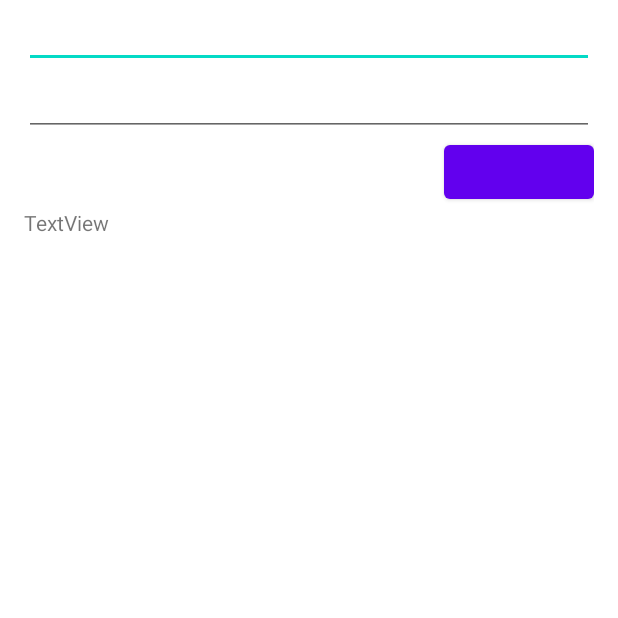
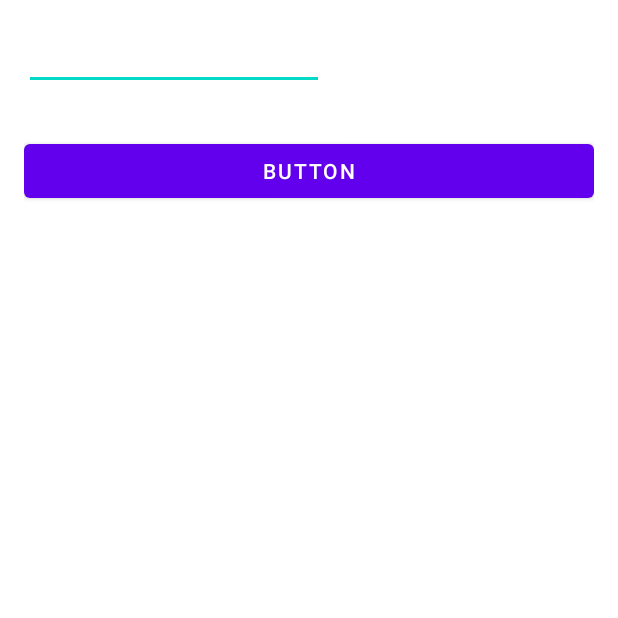
Before and after one commit to FranzGuanaco/Wheeler, an Android app: the Prize screen opened directly, with no data from a screen before it, on a phone screen of 412 x 824 dp, the top half of it. Run offline under Robolectric (Android 15) with nearby library versions, the phone set to English and light mode, and no system bars; our stand-ins replace Firebase (no records; nobody signed in at launch, a user with empty details on screens opened directly).

Commit message:
fetch images from firebase

```diff
--- a/app/src/main/res/layout/activity_prize.xml
+++ b/app/src/main/res/layout/activity_prize.xml
@@ -1,29 +1,28 @@
 <?xml version="1.0" encoding="utf-8"?>
 <LinearLayout xmlns:android="http://schemas.android.com/apk/res/android"
+    xmlns:app="http://schemas.android.com/apk/res-auto"
+    xmlns:tools="http://schemas.android.com/tools"
     android:layout_width="match_parent"
     android:layout_height="match_parent"
     android:paddingLeft="16dp"
     android:paddingRight="16dp"
     android:orientation="vertical" >
-    <EditText
-        android:id="@+id/editText"
+
+    <ImageView
+        android:id="@+id/imageView"
         android:layout_width="match_parent"
-        android:layout_height="wrap_content" />
+        android:layout_height="wrap_content"
+        tools:srcCompat="@tools:sample/avatars" />
 
     <EditText
-        android:id="@+id/editText2"
-        android:layout_width="match_parent"
-        android:layout_height="wrap_content" />
+        android:id="@+id/editext"
+        android:layout_width="200dp"
+        android:layout_height="60dp"
+        android:layout_marginBottom="30dp" />
 
     <Button
         android:id="@+id/button"
-        android:layout_width="100dp"
-        android:layout_height="wrap_content"
-        android:layout_gravity="right" />
-
-    <TextView
-        android:id="@+id/textView2"
         android:layout_width="match_parent"
         android:layout_height="wrap_content"
-        android:text="TextView" />
+        android:text="Button" />
 </LinearLayout>
```
Also changed, not shown: app/src/main/java/com/View/Prize.kt (+34 -5 lines).
